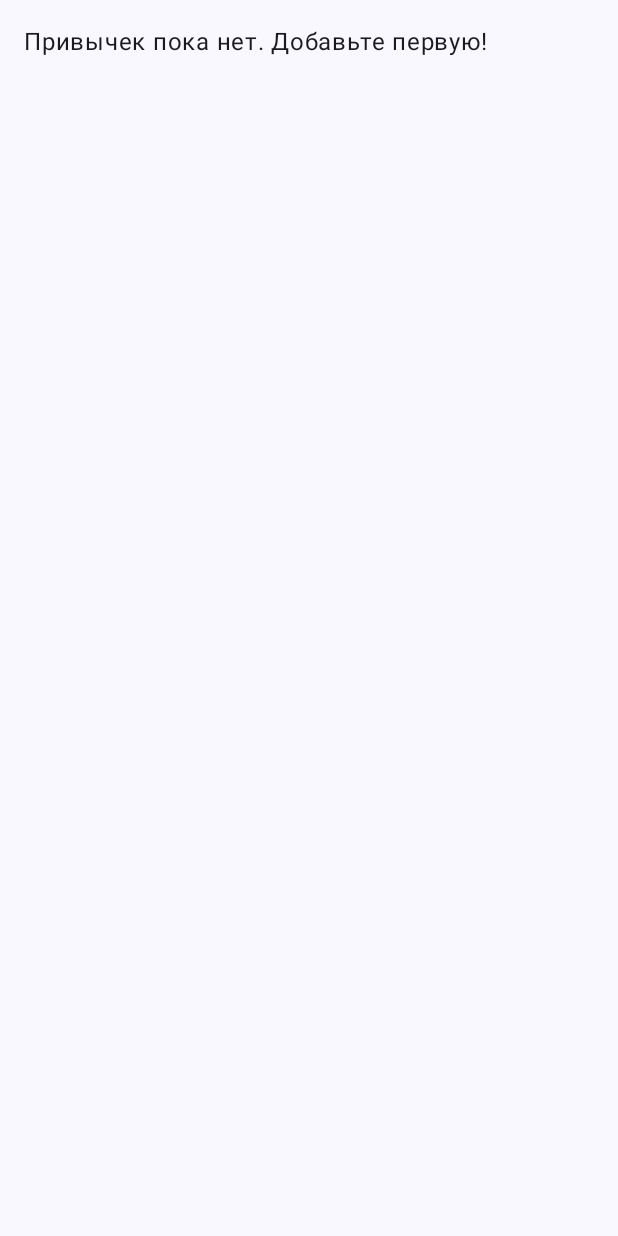
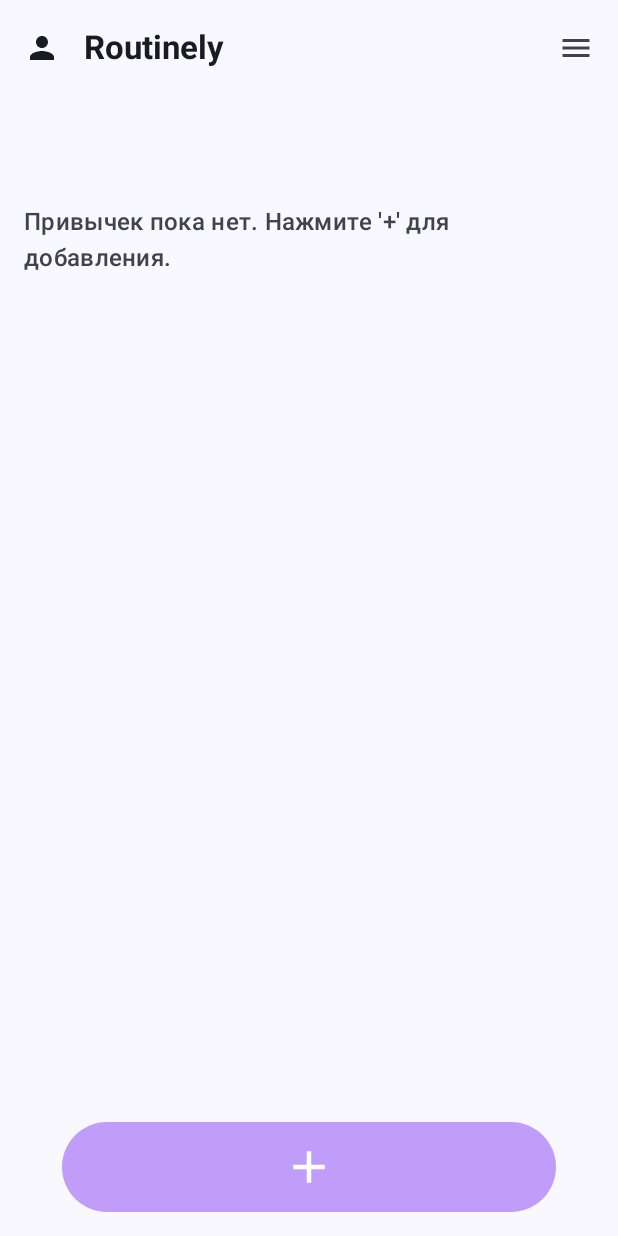
Before and after one commit to EmGuliev2002/Routinely, an Android app built with Jetpack Compose: the screen it shows after launch (MainActivity), on a phone screen of 412 x 824 dp. Before the commit the screen is almost empty. Run offline under Robolectric (Android 15) with nearby library versions, the phone set to English and light mode, and no system bars; our stand-ins replace Room's generated code, livedata-compose.

Commit message:
add main section and window of creating habit

```diff
--- a/app/build.gradle.kts
+++ b/app/build.gradle.kts
@@ -58,6 +58,8 @@ dependencies {
     implementation(libs.androidx.compose.material3)
     implementation("androidx.compose.runtime:runtime-livedata:1.6.1")
 
+    implementation("androidx.compose.material:material-icons-extended")
+
     // Kotlin Coroutines
     implementation("org.jetbrains.kotlinx:kotlinx-coroutines-core:1.7.1")
     implementation("org.jetbrains.kotlinx:kotlinx-coroutines-android:1.7.1")
--- a/app/src/main/java/ru/routinely/app/ui/MainActivity.kt
+++ b/app/src/main/java/ru/routinely/app/ui/MainActivity.kt
@@ -1,38 +1,56 @@
 package ru.routinely.app.ui
 
+import HabitItem
 import android.os.Bundle
 import androidx.activity.ComponentActivity
 import androidx.activity.compose.setContent
 import androidx.activity.viewModels
-import androidx.compose.foundation.layout.Column
-import androidx.compose.foundation.layout.fillMaxSize
-import androidx.compose.foundation.layout.padding
-import androidx.compose.material3.MaterialTheme
-import androidx.compose.material3.Surface
-import androidx.compose.material3.Text
+import androidx.compose.foundation.background
+import androidx.compose.foundation.clickable
+import androidx.compose.foundation.layout.*
+import androidx.compose.foundation.lazy.LazyColumn
+import androidx.compose.foundation.lazy.items
+import androidx.compose.foundation.shape.CircleShape
+import androidx.compose.foundation.shape.RoundedCornerShape
+import androidx.compose.material.icons.Icons
+import androidx.compose.material.icons.filled.Add
+import androidx.compose.material.icons.filled.Menu
+import androidx.compose.material.icons.filled.Person
+import androidx.compose.material3.*
 import androidx.compose.runtime.Composable
 import androidx.compose.runtime.getValue
 import androidx.compose.runtime.livedata.observeAsState
+import androidx.compose.runtime.mutableStateOf
+import androidx.compose.runtime.saveable.rememberSaveable
+import androidx.compose.runtime.setValue
+import androidx.compose.ui.Alignment
 import androidx.compose.ui.Modifier
-import androidx.compose.ui.tooling.preview.Preview
+import androidx.compose.ui.draw.clip
+import androidx.compose.ui.graphics.Color
+import androidx.compose.ui.text.font.FontWeight
 import androidx.compose.ui.unit.dp
+import androidx.compose.ui.unit.sp
 import ru.routinely.app.data.AppDatabase
 import ru.routinely.app.data.HabitRepository
 import ru.routinely.app.model.Habit
-import ru.routinely.app.model.HabitType
 import ru.routinely.app.ui.theme.RoutinelyTheme
 import ru.routinely.app.viewmodel.HabitViewModel
 import ru.routinely.app.viewmodel.HabitViewModelFactory
 
+import androidx.navigation.compose.NavHost
+import androidx.navigation.compose.composable
+import androidx.navigation.compose.rememberNavController
+
 /**
  * Главная Activity, точка входа в приложение.
- * Отвечает за инициализацию архитектурных компонентов и установку корневого Composable.
  */
 class MainActivity : ComponentActivity() {
 
-    // Ручная инъекция зависимостей: создаем и передаем необходимые экземпляры.
-    private val database by lazy { AppDatabase.getDatabase(this) }
+    // Ручная инъекция зависимостей
+    private val database by lazy { AppDatabase.getDatabase(applicationContext) }
     private val repository by lazy { HabitRepository(database.habitDao()) }
+
+    // ViewModel инстанс
     private val habitViewModel: HabitViewModel by viewModels {
         HabitViewModelFactory(repository)
     }
@@ -54,35 +72,146 @@ class MainActivity : ComponentActivity() {
 
 
 /**
- * Stateful-компонент уровня экрана.
- * Его задача - подключиться к ViewModel, получить состояние и передать его
- * в Stateless-компонент для отрисовки (State Hoisting).
+ * Stateful-компонент уровня экрана (Контейнер).
+ * Получает состояние из ViewModel и передает его в Stateless-компонент (HomeContent).
  */
+
+
+@OptIn(ExperimentalMaterial3Api::class)
 @Composable
 fun HabitScreen(habitViewModel: HabitViewModel) {
-    // Подписываемся на состояние из ViewModel. При изменении данных, `allHabits`
-    // обновится, что вызовет рекомпозицию.
+
+    // Состояние для управления видимостью Bottom Sheet
+    var isSheetOpen by rememberSaveable { mutableStateOf(false) }
+    val sheetState = rememberModalBottomSheetState(skipPartiallyExpanded = true)
+
+    // Подписываемся на состояние из ViewModel.
     val allHabits by habitViewModel.allHabits.observeAsState(initial = emptyList())
 
-    // Передаем текущее состояние в презентационный компонент.
-    HabitListContent(habits = allHabits)
+    // 1. Главный экран (HomeContent)
+    HomeContent(
+        habits = allHabits,
+        onHabitCheckedChange = { habit, isChecked ->
+            habitViewModel.onHabitCheckedChanged(habit, isChecked)
+        },
+        onAddHabitClick = {
+            isSheetOpen = true // Открываем Bottom Sheet при нажатии '+'
+        }
+    )
+
+    // 2. Bottom Sheet (Выезжающее окно)
+    if (isSheetOpen) {
+        ModalBottomSheet(
+            onDismissRequest = { isSheetOpen = false }, // Закрытие по свайпу или клику вне
+            sheetState = sheetState
+        ) {
+            // Размещаем здесь наш экран добавления привычки
+            AddHabitScreen(
+                viewModel = habitViewModel,
+                onNavigateBack = {
+                    isSheetOpen = false // Закрываем при нажатии "Назад" или "Сохранить"
+                }
+            )
+        }
+    }
 }
 
 
 /**
- * Stateless-компонент, отвечающий исключительно за отображение UI.
- * Не содержит логики и не зависит от ViewModel.
+ * Stateless-компонент, отвечающий за отображение UI главного экрана.
  */
+@OptIn(ExperimentalMaterial3Api::class)
 @Composable
-fun HabitListContent(habits: List<Habit>, modifier: Modifier = Modifier) {
-    Column(modifier = modifier.padding(16.dp)) {
-        if (habits.isEmpty()) {
-            Text(text = "Привычек пока нет. Добавьте первую!")
-        } else {
-            Text(text = "Всего привычек: ${habits.size}")
-            habits.forEach { habit ->
-                Text(text = "- ${habit.name}", style = MaterialTheme.typography.bodyLarge)
+fun HomeContent(
+    habits: List<Habit>,
+    onHabitCheckedChange: (Habit, Boolean) -> Unit,
+    onAddHabitClick: () -> Unit,
+    modifier: Modifier = Modifier
+) {
+    Scaffold(
+        topBar = { AppTopBar() },
+        floatingActionButton = { AddHabitButton(onAddHabitClick) },
+        // Кнопка добавления внизу по центру, как на макете
+        floatingActionButtonPosition = FabPosition.Center
+    ) { paddingValues ->
+
+        // Список привычек
+        LazyColumn(
+            modifier = modifier
+                .padding(paddingValues)
+                .padding(horizontal = 16.dp),
+            contentPadding = PaddingValues(top = 8.dp, bottom = 80.dp),
+            verticalArrangement = Arrangement.spacedBy(12.dp)
+        ) {
+            if (habits.isEmpty()) {
+                item {
+                    Text(
+                        text = "Привычек пока нет. Нажмите '+' для добавления.",
+                        modifier = Modifier.fillMaxWidth().padding(top = 64.dp),
+                        style = MaterialTheme.typography.titleMedium,
+                        color = MaterialTheme.colorScheme.onSurfaceVariant
+                    )
+                }
+            } else {
+                items(habits, key = { it.id }) { habit ->
+                    HabitItem(
+                        habit = habit,
+                        onCheckedChange = { isChecked -> onHabitCheckedChange(habit, isChecked) }
+                    )
+                }
             }
         }
     }
 }
+
+// --- Вспомогательные Composable-функции ---
+
+// Верхняя панель (Header)
+@OptIn(ExperimentalMaterial3Api::class)
+@Composable
+fun AppTopBar() {
+    TopAppBar(
+        title = {
+            Text(
+                text = "Routinely",
+                fontWeight = FontWeight.Bold,
+                color = MaterialTheme.colorScheme.onSurface
+            )
+        },
+        navigationIcon = {
+            IconButton(onClick = { /* TODO: Открыть настройки */ }) {
+                Icon(Icons.Default.Person, contentDescription = "Профиль")
+            }
+        },
+        actions = {
+            IconButton(onClick = { /* TODO: Открыть меню/статистику */ }) {
+                Icon(Icons.Default.Menu, contentDescription = "Меню")
+            }
+        },
+        colors = TopAppBarDefaults.topAppBarColors(
+            containerColor = Color.Transparent
+        )
+    )
+}
+
+// Кнопка добавления привычки
+@Composable
+fun AddHabitButton(onClick: () -> Unit) {
+    // В дизайне используется широкая круглая кнопка, а не стандартный FAB
+    Box(
+        modifier = Modifier
+            .fillMaxWidth(0.8f) // Занимает 80% ширины
+            .height(60.dp)
+            .clip(RoundedCornerShape(30.dp))
+            .background(Color(0xFFB88EFA).copy(alpha = 0.85f)) // Используем фирменный фиолетовый
+            .clickable(onClick = onClick),
+        contentAlignment = Alignment.Center
+    ) {
+        Icon(
+            imageVector = Icons.Default.Add,
+            contentDescription = "Добавить привычку",
+            tint = Color.White,
+            modifier = Modifier.size(36.dp)
+        )
+    }
+}
```
Also changed, not shown: app/src/main/java/ru/routinely/app/ui/AddHabitScreen.kt (added, +215 -0 lines), app/src/main/java/ru/routinely/app/ui/HabitItem.kt (added, +146 -0 lines).
